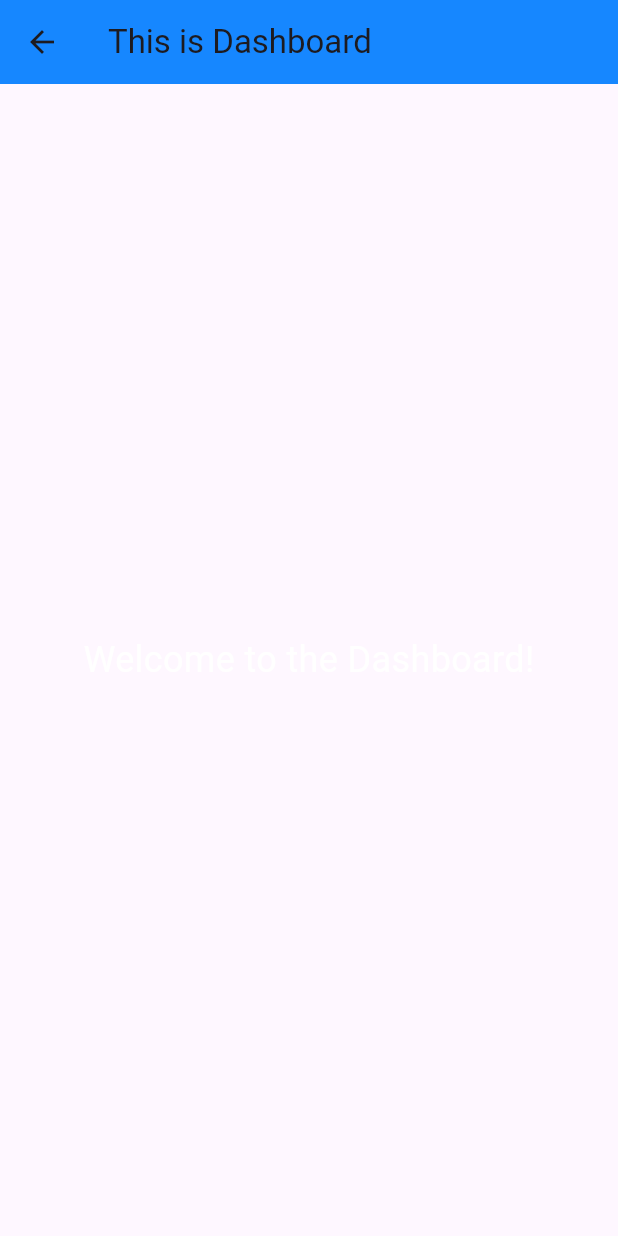
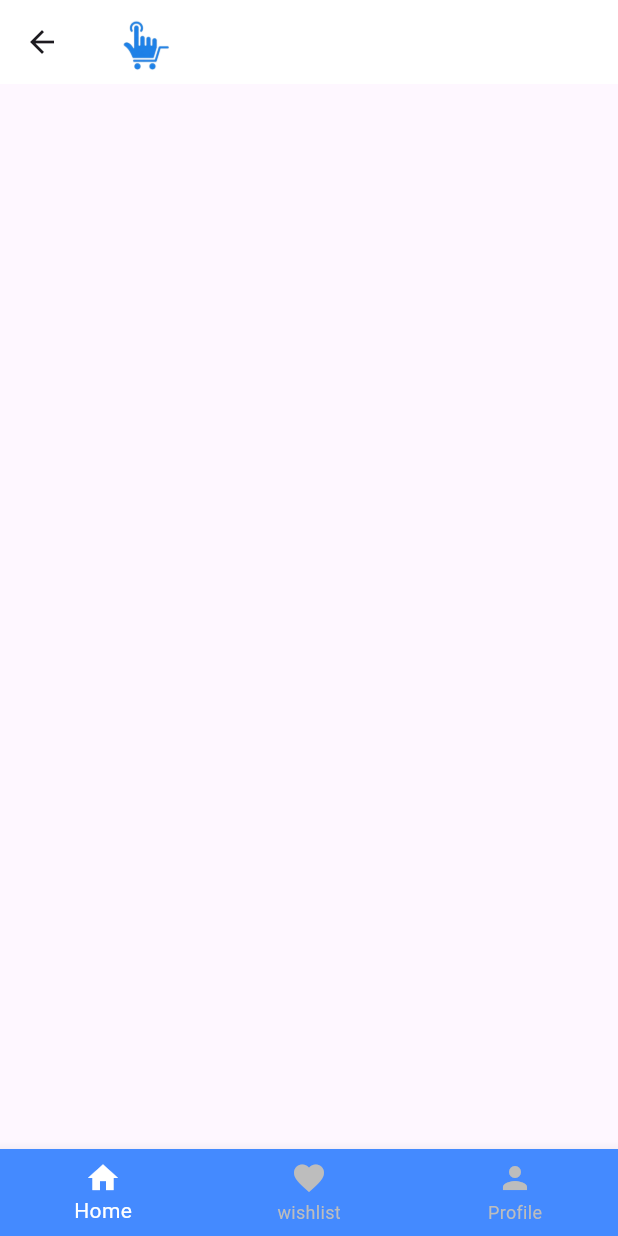
Before and after one commit to Sujal-neupane/tapto, a Flutter app: the DashboardScreen screen opened by its route, on a phone screen of 412 x 824 dp. Run offline on Flutter 3.47's test engine with Material 3 defaults, Android fonts, the phone set to English and light mode, and no system bars.

Commit message:
created bottom navigation made ui changes in dashboard Screen and also made home screen where the swipe gesture will come made profile screen for the user data and also wishlist screen for the product which the users love

```diff
--- a/lib/navigation/bottom_nav.dart
+++ b/lib/navigation/bottom_nav.dart
@@ -1,23 +1,47 @@
 import 'package:flutter/material.dart';
+import 'package:tapto/screens/home_screen.dart';
+import 'package:tapto/screens/profile_screen.dart';
+import 'package:tapto/screens/wish_list_screen.dart';
 
-class BottomNav extends StatelessWidget {
-  const BottomNav({super.key});
+class BottomNav extends StatefulWidget {
+  const BottomNav({super.key, required BottomNavigationBarType type});
 
   @override
+  State<BottomNav> createState() => _BottomNavState();
+}
+
+class _BottomNavState extends State<BottomNav> {
+  int _selectedIndex = 0;
+
+  List<Widget> lstBottomScreen = [
+    HomeScreen(),
+    WishListScreen(),
+    ProfileScreen(),
+  ];
+  @override
   Widget build(BuildContext context) {
-    return BottomNavigationBar(
+    return Scaffold(
+      body: lstBottomScreen[_selectedIndex],
+      bottomNavigationBar: BottomNavigationBar(
+        type: BottomNavigationBarType.fixed,
         items: const <BottomNavigationBarItem>[
           BottomNavigationBarItem(icon: Icon(Icons.home), label: 'Home'),
-        BottomNavigationBarItem(icon: Icon(Icons.favorite), label: 'wishlist'),
+          BottomNavigationBarItem(
+            icon: Icon(Icons.favorite),
+            label: 'wishlist',
+          ),
           BottomNavigationBarItem(icon: Icon(Icons.person), label: 'Profile'),
         ],
-      currentIndex: 0,
+        currentIndex: _selectedIndex,
+        backgroundColor: Colors.blueAccent,
         selectedItemColor: Colors.white,
-      fixedColor: Colors.blue,
-      unselectedItemColor: Colors.grey,
+        unselectedItemColor: Colors.grey[400],
         onTap: (index) {
-        // Handle navigation based on the tapped index
+          setState(() {
+            _selectedIndex = index;
+          });
         },
+      ),
     );
   }
 }
--- a/lib/screens/dashboard_screen.dart
+++ b/lib/screens/dashboard_screen.dart
@@ -1,22 +1,27 @@
 import 'package:flutter/material.dart';
+import 'package:tapto/navigation/bottom_nav.dart';
 
-class DashboardScreen extends StatelessWidget {
+class DashboardScreen extends StatefulWidget {
   const DashboardScreen({super.key});
 
+  @override
+  State<DashboardScreen> createState() => _DashboardScreenState();
+}
+
+class _DashboardScreenState extends State<DashboardScreen> {
   @override
   Widget build(BuildContext context) {
     return Scaffold(
       appBar: AppBar(
-        title: Text("This is Dashboard"),
-        backgroundColor: Color(0xFF1687FF),
+        title: const Image(
+          image: AssetImage('assets/images/logo1.png'),
+          height: 40,
+        ),
+        backgroundColor: Colors.white,
       ),
-      body: Center(
-        child: Text(
-          "Welcome to the Dashboard!",
-          textAlign: TextAlign.center,
-          style: TextStyle(fontSize: 24, color: Colors.white),
-        ),
-      ),
+      body: const Center(child: Text('Dashboard Content Here')),
+
+      bottomNavigationBar: BottomNav(type: BottomNavigationBarType.fixed),
     );
   }
 }
--- /dev/null
+++ b/lib/screens/home_screen.dart
@@ -0,0 +1,18 @@
+import 'package:flutter/material.dart';
+
+class HomeScreen extends StatelessWidget {
+  const HomeScreen({super.key});
+
+  @override
+  Widget build(BuildContext context) {
+    return Scaffold(
+      appBar: AppBar(
+        title: const Image(
+          image: AssetImage('assets/images/logo1.png'),
+          height: 40,
+        ),
+        backgroundColor: Colors.white,
+      ),
+    );
+  }
+}
```
Also changed, not shown: lib/screens/profile_screen.dart (added, +15 -0 lines), lib/screens/wish_list_screen.dart (added, +10 -0 lines). Lines whose indentation alone changed are shown as unchanged.
